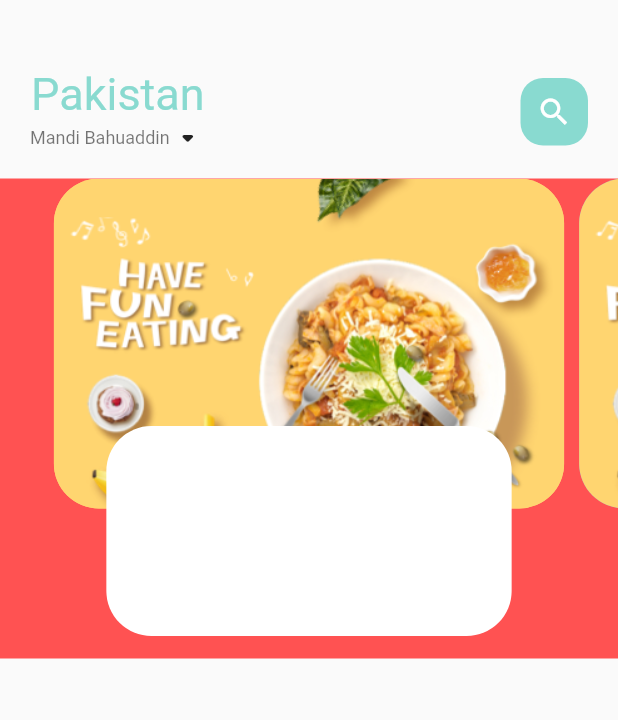
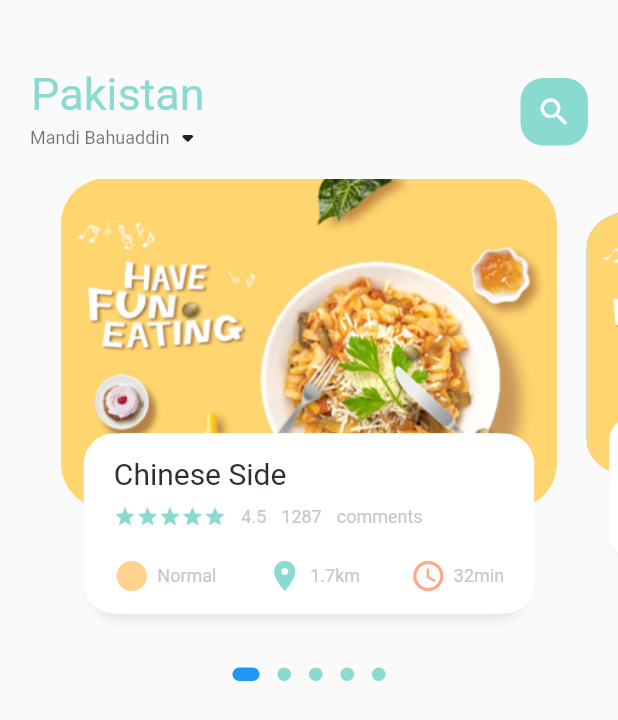
Before and after one commit to FaiqaShabbir/e_commerce_app, a Flutter app: the screen it shows after launch, on a phone screen of 412 x 824 dp. Shown: the top 720 px of the screen. Run offline on Flutter 3.47's test engine with Material 2 defaults, Android fonts, the phone set to English and light mode, and no system bars; drawn by our look-alikes of dots_indicator.

Commit message:
Faiqa Shabbir

```diff
--- a/lib/home/food_page_body.dart
+++ b/lib/home/food_page_body.dart
@@ -1,5 +1,10 @@
-import 'package:flutter/cupertino.dart';
+import 'package:dots_indicator/dots_indicator.dart';
+import 'package:e_commerce_app/utils/colors.dart';
+import 'package:e_commerce_app/widgets/big_text.dart';
+import 'package:e_commerce_app/widgets/small_text.dart';
 import 'package:flutter/material.dart';
+
+import '../widgets/icon_and_text.dart';
 
 class FoodPageBody extends StatefulWidget {
   const FoodPageBody({super.key});
@@ -10,10 +15,31 @@ class FoodPageBody extends StatefulWidget {
 
 class _FoodPageBodyState extends State<FoodPageBody> {
   PageController pageController = PageController(viewportFraction: 0.85);
+  var _currentPageValue = 0.0;
+  var _scaleFactor = 0.8;
+  double _height = 220;
+
+  @override
+  void initState() {
+    super.initState();
+    pageController.addListener(() {
+      setState(() {
+        _currentPageValue = pageController.page!;
+        //print("Current value is $_currentPageValue");
+      });
+    });
+  }
+
+  @override
+  void dispose() {
+    pageController.dispose();
+  }
+
   @override
   Widget build(BuildContext context) {
-    return Container(
-      color: Colors.redAccent,
+    return Column(
+      children: [
+        Container(
           height: 320,
           child: PageView.builder(
               controller: pageController,
@@ -21,15 +47,55 @@ class _FoodPageBodyState extends State<FoodPageBody> {
               itemBuilder: (context, position) {
                 return _buildPageItem(position);
               }),
+        ),
+        DotsIndicator(
+          dotsCount: 5,
+          position: _currentPageValue,
+          decorator: DotsDecorator(
+            color: AppColors.mainColor,
+            size: const Size.square(9.0),
+            activeSize: const Size(18.0, 9.0),
+            activeShape: RoundedRectangleBorder(
+                borderRadius: BorderRadius.circular(5.0)),
+          ),
+        )
+      ],
     );
   }
 
   Widget _buildPageItem(int index) {
-    return Stack(
+    Matrix4 matrix = Matrix4.identity();
+    if (index == _currentPageValue.floor()) {
+      var currScale = 1 - (_currentPageValue - index) * (1 - _scaleFactor);
+      var currTrans = _height * (1 - currScale) / 2;
+
+      matrix = Matrix4.diagonal3Values(1, currScale, 1)
+        ..setTranslationRaw(0, currTrans, 0);
+    } else if (index == _currentPageValue.floor() + 1) {
+      var currScale =
+          _scaleFactor + (_currentPageValue - index + 1) * (1 - _scaleFactor);
+      var currTrans = _height * (1 - currScale) / 2;
+      matrix = Matrix4.diagonal3Values(1, currScale, 1);
+      matrix = Matrix4.diagonal3Values(1, currScale, 1)
+        ..setTranslationRaw(0, currTrans, 0);
+    } else if (index == _currentPageValue.floor() - 1) {
+      var currScale = 1 - (_currentPageValue - index) * (1 - _scaleFactor);
+      var currTrans = _height * (1 - currScale) / 2;
+      matrix = Matrix4.diagonal3Values(1, currScale, 1);
+      matrix = Matrix4.diagonal3Values(1, currScale, 1)
+        ..setTranslationRaw(0, currTrans, 0);
+    } else {
+      var currScale = 0.8;
+      matrix = Matrix4.diagonal3Values(1, currScale, 1)
+        ..setTranslationRaw(0, _height * (1 - _scaleFactor) / 2, 1);
+    }
+    return Transform(
+      transform: matrix,
+      child: Stack(
         children: [
           Container(
             height: 220,
-          margin: const EdgeInsets.only(left: 5, right: 5),
+            margin: const EdgeInsets.only(left: 10, right: 10),
             decoration: BoxDecoration(
                 borderRadius: BorderRadius.circular(30),
                 color: index.isEven
@@ -42,14 +108,81 @@ class _FoodPageBodyState extends State<FoodPageBody> {
           Align(
               alignment: Alignment.bottomCenter,
               child: Container(
-              height: 140,
-              margin: const EdgeInsets.only(left: 40, right: 40, bottom: 15),
+                height: 120,
+                margin: const EdgeInsets.only(left: 30, right: 30, bottom: 30),
                 decoration: BoxDecoration(
-                borderRadius: BorderRadius.circular(30),
+                    borderRadius: BorderRadius.circular(20),
                     color: Colors.white,
+                    boxShadow: const [
+                      BoxShadow(
+                          color: Color(0xFFe8e8e8),
+                          blurRadius: 5.0,
+                          offset: Offset(0, 5)),
+                      BoxShadow(color: Colors.white, offset: Offset(-5, 0)),
+                      BoxShadow(color: Colors.white, offset: Offset(5, 0))
+                    ]),
+                child: Container(
+                  padding: const EdgeInsets.only(top: 15, left: 15, right: 15),
+                  child: Column(
+                    crossAxisAlignment: CrossAxisAlignment.start,
+                    children: [
+                      BigText(text: "Chinese Side"),
+                      const SizedBox(
+                        height: 10,
+                      ),
+                      Row(
+                        children: [
+                          Wrap(
+                              children: List.generate(
+                                  5,
+                                  (index) => const Icon(
+                                        Icons.star,
+                                        color: AppColors.mainColor,
+                                        size: 15,
+                                      ))),
+                          const SizedBox(
+                            width: 10,
+                          ),
+                          SmallText(text: '4.5'),
+                          const SizedBox(
+                            width: 10,
+                          ),
+                          SmallText(text: "1287"),
+                          const SizedBox(
+                            width: 10,
+                          ),
+                          SmallText(text: "comments")
+                        ],
+                      ),
+                      const SizedBox(
+                        height: 20,
+                      ),
+                      Row(
+                        mainAxisAlignment: MainAxisAlignment.spaceBetween,
+                        children: const [
+                          IconAndTextWidget(
+                            icon: Icons.circle_sharp,
+                            iconColor: AppColors.iconColor1,
+                            text: "Normal",
+                          ),
+                          IconAndTextWidget(
+                            icon: Icons.location_on,
+                            iconColor: AppColors.mainColor,
+                            text: "1.7km",
+                          ),
+                          IconAndTextWidget(
+                            icon: Icons.access_time_rounded,
+                            iconColor: AppColors.iconColor2,
+                            text: "32min",
+                          )
+                        ],
+                      )
+                    ],
+                  ),
                 ),
               )),
         ],
+      ),
     );
   }
 }
--- a/lib/home/main_food_page.dart
+++ b/lib/home/main_food_page.dart
@@ -1,7 +1,4 @@
-import 'package:flutter/cupertino.dart';
 import 'package:flutter/material.dart';
-import 'package:flutter/src/widgets/container.dart';
-import 'package:flutter/src/widgets/framework.dart';
 
 import '../utils/colors.dart';
 import '../widgets/big_text.dart';
@@ -22,6 +19,7 @@ class _MainFoodPageState extends State<MainFoodPage> {
         body: Column(
       children: [
         // ignore: avoid_unnecessary_containers
+        // This container showing the header
         Container(
           child: Container(
             margin: const EdgeInsets.only(top: 45, bottom: 15),
@@ -63,6 +61,7 @@ class _MainFoodPageState extends State<MainFoodPage> {
             ),
           ),
         ),
+        // showing the body
         const FoodPageBody(),
       ],
     ));
--- a/lib/utils/colors.dart
+++ b/lib/utils/colors.dart
@@ -1,14 +1,16 @@
-import 'package:flutter/animation.dart';
+import 'dart:ui';
 
 class AppColors {
   static const Color textColor = Color(0xFFccc7c5);
   static const Color mainColor = Color(0xFF89dad0);
+  //static final Color mainColor = const Color(0xFFfa7552);
   static const Color iconColor1 = Color(0xFFffd28d);
   static const Color iconColor2 = Color(0xFFfcab88);
   static const Color paraColor = Color(0xFF8f837f);
-  static const Color buttonbackgroundColor = Color(0xFFf7f6f4);
+  static const Color buttonBackgroundColor = Color(0xFFf7f6f4);
   static const Color signColor = Color(0xFFa9a29f);
   static const Color titleColor = Color(0xFF5c524f);
   static const Color mainBlackColor = Color(0xFF332d2b);
+  //static final Color yellowColor = const Color(0xFFfa7552);
   static const Color yellowColor = Color(0xFFffd379);
 }
--- a/lib/widgets/big_text.dart
+++ b/lib/widgets/big_text.dart
@@ -1,6 +1,4 @@
 import 'package:flutter/cupertino.dart';
-import 'package:flutter/src/widgets/container.dart';
-import 'package:flutter/src/widgets/framework.dart';
 
 class BigText extends StatelessWidget {
   Color? color;
--- /dev/null
+++ b/lib/widgets/icon_and_text.dart
@@ -0,0 +1,32 @@
+import 'package:e_commerce_app/widgets/small_text.dart';
+import 'package:flutter/cupertino.dart';
+
+class IconAndTextWidget extends StatelessWidget {
+  final IconData icon;
+  final String text;
+  final Color iconColor;
+
+  const IconAndTextWidget(
+      {super.key,
+      required this.icon,
+      required this.text,
+      required this.iconColor});
+
+  @override
+  Widget build(BuildContext context) {
+    return Row(
+      children: [
+        Icon(
+          icon,
+          color: iconColor,
+        ),
+        const SizedBox(
+          width: 5,
+        ),
+        SmallText(
+          text: text,
+        ),
+      ],
+    );
+  }
+}
--- a/lib/widgets/small_text.dart
+++ b/lib/widgets/small_text.dart
@@ -1,6 +1,4 @@
 import 'package:flutter/cupertino.dart';
-import 'package:flutter/src/widgets/container.dart';
-import 'package:flutter/src/widgets/framework.dart';
 
 class SmallText extends StatelessWidget {
   Color? color;
--- a/pubspec.yaml
+++ b/pubspec.yaml
@@ -31,6 +31,7 @@ environment:
 dependencies:
   flutter:
     sdk: flutter
+  dots_indicator: ^2.1.0
 
 
   # The following adds the Cupertino Icons font to your application.
```
Also changed, not shown: pubspec.lock. Lines whose indentation alone changed are shown as unchanged.
